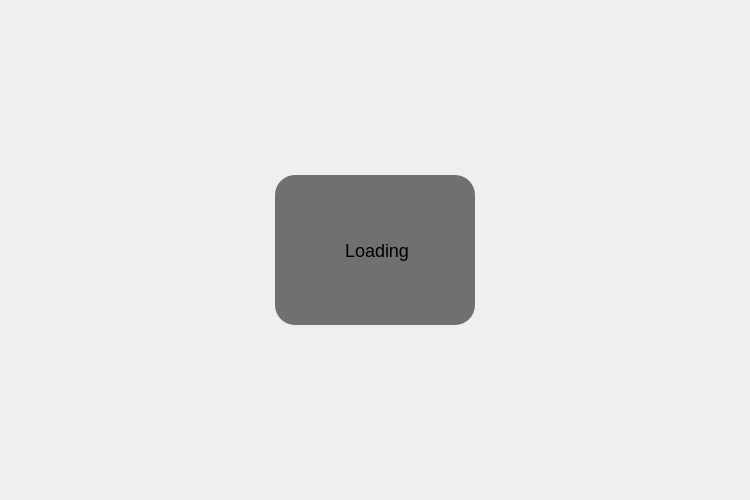
Old version of the form RFTA-Win64/loadingscreen.ui in the repository rotat1ck/RFTA.
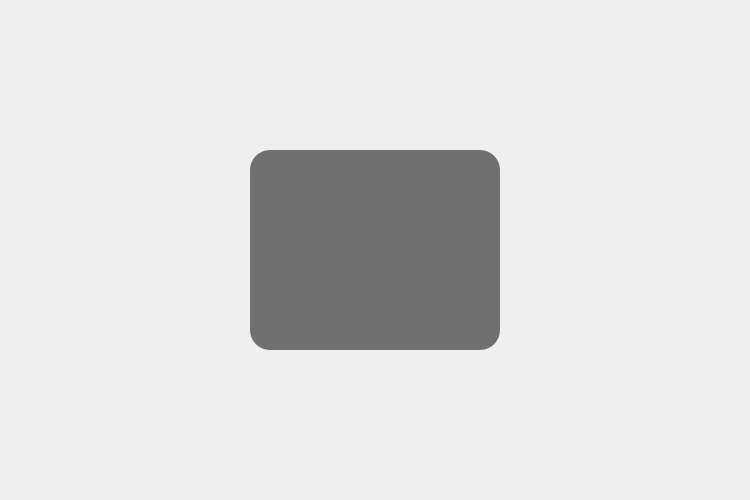
New version of the form.

Commit message: added gif to LoadingScreen, made ConsoleSection, added auto fill of the username

Patch:
```diff
--- a/RFTA-Win64/loadingscreen.ui
+++ b/RFTA-Win64/loadingscreen.ui
@@ -16,10 +16,10 @@
   <widget class="QWidget" name="loadScreen" native="true">
    <property name="geometry">
     <rect>
-     <x>275</x>
-     <y>175</y>
-     <width>200</width>
-     <height>150</height>
+     <x>250</x>
+     <y>150</y>
+     <width>250</width>
+     <height>200</height>
     </rect>
    </property>
    <property name="styleSheet">
@@ -30,18 +30,17 @@
    <widget class="QLabel" name="label">
     <property name="geometry">
      <rect>
-      <x>70</x>
-      <y>60</y>
-      <width>71</width>
-      <height>31</height>
+      <x>75</x>
+      <y>50</y>
+      <width>100</width>
+      <height>100</height>
      </rect>
     </property>
     <property name="styleSheet">
-     <string notr="true">font-family: &quot;Inter SemiBold&quot;;
-font-size: 18px;</string>
+     <string notr="true"/>
     </property>
     <property name="text">
-     <string>Loading</string>
+     <string/>
     </property>
    </widget>
   </widget>
```
Left out of the diff: 2 changed lines with no effect on the pictures. The commit also changes 10 other files.
